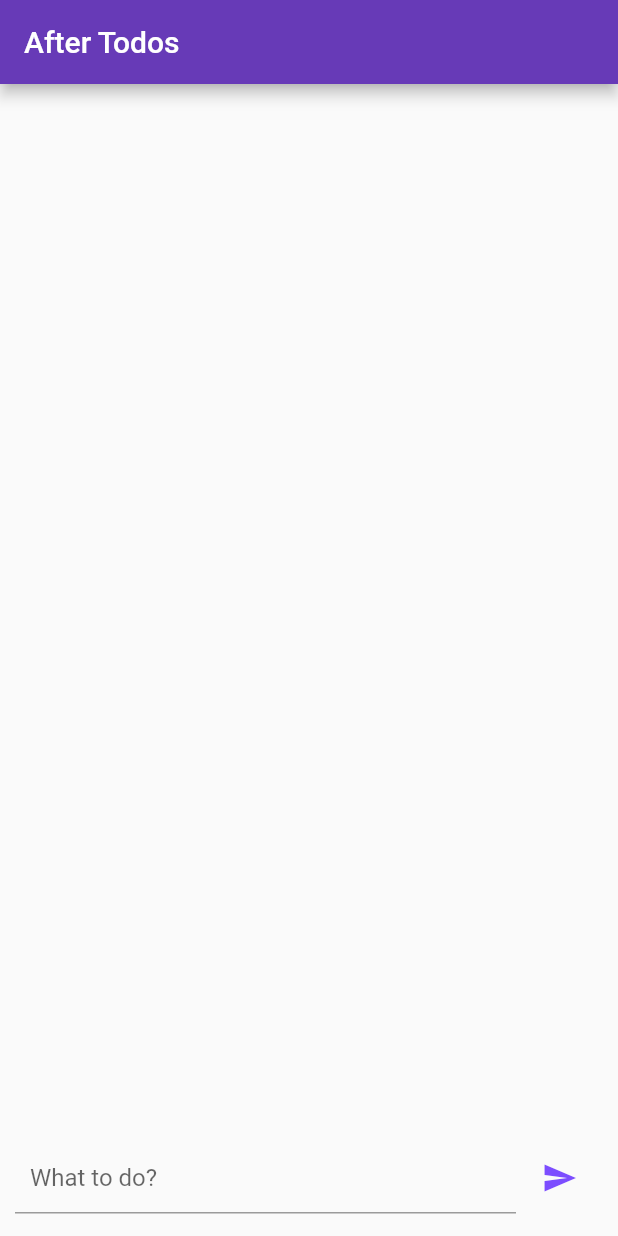
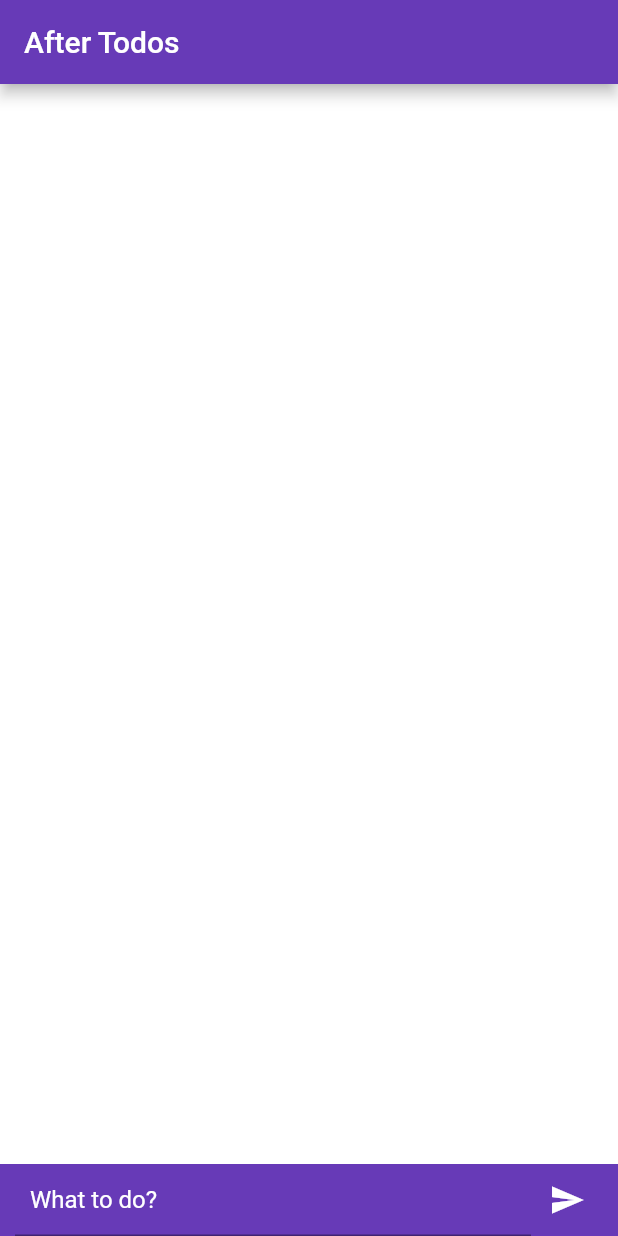
Before and after one commit to after-six/list-view-wonwoo, a Flutter app: the screen it shows after launch, on a phone screen of 412 x 824 dp. Run offline on Flutter 3.47's test engine with Material 2 defaults, Android fonts, the phone set to English and light mode, and no system bars.

Commit message:
Edit widget decoration and style

```diff
--- a/lib/main.dart
+++ b/lib/main.dart
@@ -13,6 +13,7 @@ class MyApp extends StatelessWidget {
       ),
       home: Scaffold(
         appBar: AppBar(title: Text('After Todos')),
+        backgroundColor: Colors.deepPurple,
         body: BodyLayout(),
       ),
     );
@@ -45,6 +46,10 @@ class BodyLayoutState extends State<BodyLayout> {
   @override
   Widget build(BuildContext context) {
     return SafeArea(
+      child: Container(
+        decoration: BoxDecoration(
+          color: Colors.white,
+        ),
         child: Column(
           children: <Widget>[
             Flexible(
@@ -57,27 +62,37 @@ class BodyLayoutState extends State<BodyLayout> {
               ),
             ),
             Container(
-            margin: EdgeInsets.all(10),
+              padding: EdgeInsets.fromLTRB(10, 0, 10, 0),
+              decoration: BoxDecoration(
+                color: Colors.deepPurple,
+              ),
               child: Row(
                 children: <Widget>[
                   Flexible(
                     child: TextField(
+                      keyboardType: TextInputType.text,
+                      style: TextStyle(
+                        color: Colors.white,
+                      ),
+                      decoration: InputDecoration(
+                        contentPadding: EdgeInsets.all(10),
+                        hintText: 'What to do?',
+                        hintStyle: TextStyle(
+                          color: Colors.white,
+                        ),
+                      ),
+                      cursorColor: Colors.white,
                       controller: _textController,
                       focusNode: todoInputFocusNode,
                       onSubmitted: _insertSingleItem,
-                    decoration: InputDecoration(
-                      contentPadding: EdgeInsets.all(10),
-                      hintText: 'What to do?'
-                    ),
                     ),
                   ),
                   Container(
-                  margin: EdgeInsets.all(5),
                     child: IconButton(
                       onPressed: () => _insertSingleItem(_textController.text),
                       icon: Icon(
                         Icons.send,
-                      color: Colors.deepPurpleAccent,
+                        color: Colors.white,
                       ),
                     ),
                   ),
@@ -85,6 +100,7 @@ class BodyLayoutState extends State<BodyLayout> {
               ),
             ),
           ],
+        ),
       ),
     );
   }
@@ -95,7 +111,7 @@ class BodyLayoutState extends State<BodyLayout> {
       child: Card(
         child: ListTile(
           title: Text(
-            item,
+            '${(index + 1).toString()}. $item',
             style: TextStyle(fontSize: 20),
           ),
           onLongPress: () => _removeSingleItem(index),
```
Lines whose indentation alone changed are shown as unchanged.
